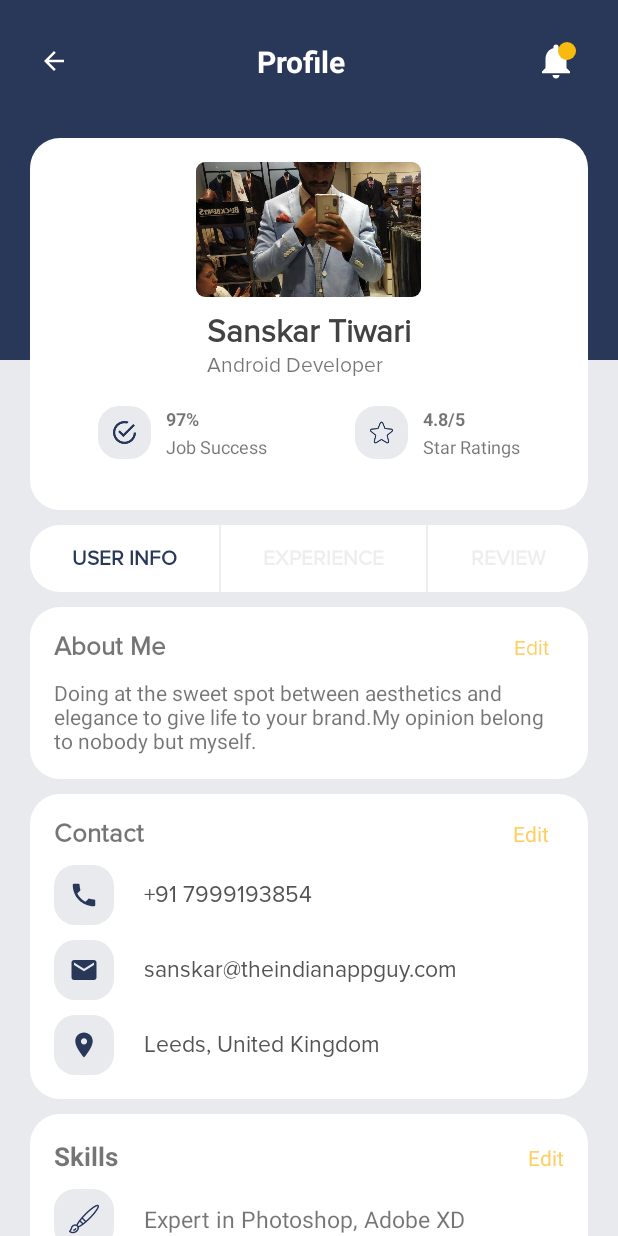
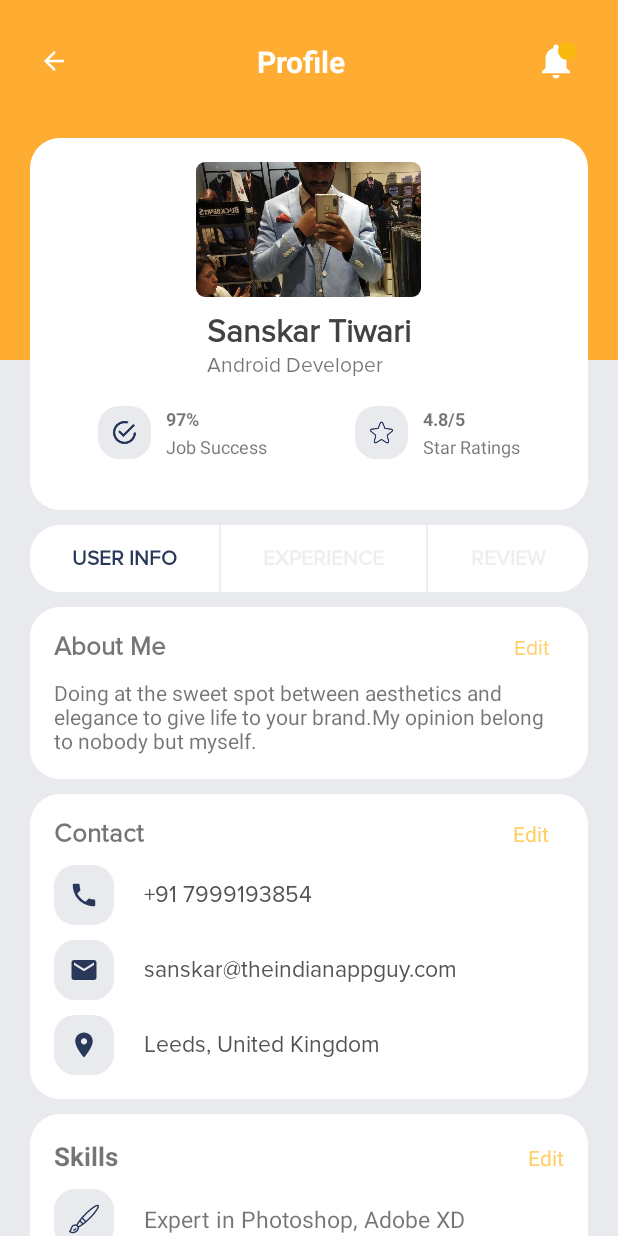
Before and after one commit to Krishanadave671/Team7_CSHTN-08, an Android app: the screen it shows after launch (profilePage), on a phone screen of 412 x 824 dp. Run offline under Robolectric (Android 15) with nearby library versions, the light colour scheme and no system bars; Roboto replaces fonts that are not available here.

Commit message:
profile page

```diff
--- a/app/src/main/res/layout/activity_profile_page.xml
+++ b/app/src/main/res/layout/activity_profile_page.xml
@@ -11,7 +11,7 @@
     <LinearLayout
         android:layout_width="match_parent"
         android:layout_height="240dp"
-        android:background="#293859" />
+        android:background="#ffad32" />
 
     <!--Top Header Layout-->
     <LinearLayout
@@ -72,8 +72,8 @@
     <ScrollView
         android:layout_width="match_parent"
         android:layout_height="match_parent"
-        android:scrollbars="none"
-        android:layout_below="@+id/topbar">
+        android:layout_below="@+id/topbar"
+        android:scrollbars="none">
 
         <LinearLayout
             android:layout_width="match_parent"
@@ -110,6 +110,7 @@
                     android:layout_width="wrap_content"
                     android:layout_height="wrap_content"
                     android:orientation="vertical">
+
                     <TextView
                         android:layout_width="wrap_content"
                         android:layout_height="wrap_content"
@@ -304,8 +305,8 @@
                             <TextView
                                 android:layout_width="wrap_content"
                                 android:layout_height="wrap_content"
+                                android:fontFamily="@font/proximanovaregular"
                                 android:text="@string/about_me"
-                                android:fontFamily="@font/proximanovaregular"
                                 android:textSize="17sp"
                                 android:textStyle="bold" />
 
@@ -317,10 +318,10 @@
                             <TextView
                                 android:layout_width="wrap_content"
                                 android:layout_height="wrap_content"
+                                android:layout_marginEnd="10dp"
+                                android:fontFamily="@font/proximanovaregular"
                                 android:text="Edit"
-                                android:fontFamily="@font/proximanovaregular"
                                 android:textColor="#FFCF66"
-                                android:layout_marginEnd="10dp"
                                 android:textSize="14sp" />
                         </LinearLayout>
 
@@ -349,9 +350,9 @@
                         <TextView
                             android:layout_width="wrap_content"
                             android:layout_height="wrap_content"
+                            android:fontFamily="@font/proximanovaregular"
                             android:text="@string/contact"
                             android:textSize="17sp"
-                            android:fontFamily="@font/proximanovaregular"
                             android:textStyle="bold" />
 
                         <Space
@@ -362,9 +363,9 @@
                         <TextView
                             android:layout_width="wrap_content"
                             android:layout_height="wrap_content"
+                            android:layout_marginEnd="10dp"
                             android:text="Edit"
                             android:textColor="#FFCF66"
-                            android:layout_marginEnd="10dp"
                             android:textSize="14sp" />
                     </LinearLayout>
 
@@ -391,10 +392,10 @@
                                 android:layout_width="wrap_content"
                                 android:layout_height="wrap_content"
                                 android:layout_marginLeft="20dp"
+                                android:fontFamily="@font/proximanovaregular"
                                 android:text="+91 7999193854"
-                                android:textSize="15sp"
                                 android:textColor="@color/goodgrey"
-                                android:fontFamily="@font/proximanovaregular" />
+                                android:textSize="15sp" />
                         </LinearLayout>
 
                         <LinearLayout
@@ -439,10 +440,10 @@
                                 android:layout_width="wrap_content"
                                 android:layout_height="wrap_content"
                                 android:layout_marginLeft="20dp"
+                                android:fontFamily="@font/proximanovaregular"
                                 android:text="Leeds, United Kingdom"
-                                android:textSize="15sp"
                                 android:textColor="@color/goodgrey"
-                                android:fontFamily="@font/proximanovaregular" />
+                                android:textSize="15sp" />
                         </LinearLayout>
 
                     </LinearLayout>
@@ -506,7 +507,7 @@
                                 android:layout_height="wrap_content"
                                 android:layout_marginLeft="20dp"
                                 android:text="Expert in Photoshop, Adobe XD"
-                                android:textSize="15sp"/>
+                                android:textSize="15sp" />
                         </LinearLayout>
 
                         <LinearLayout
```
